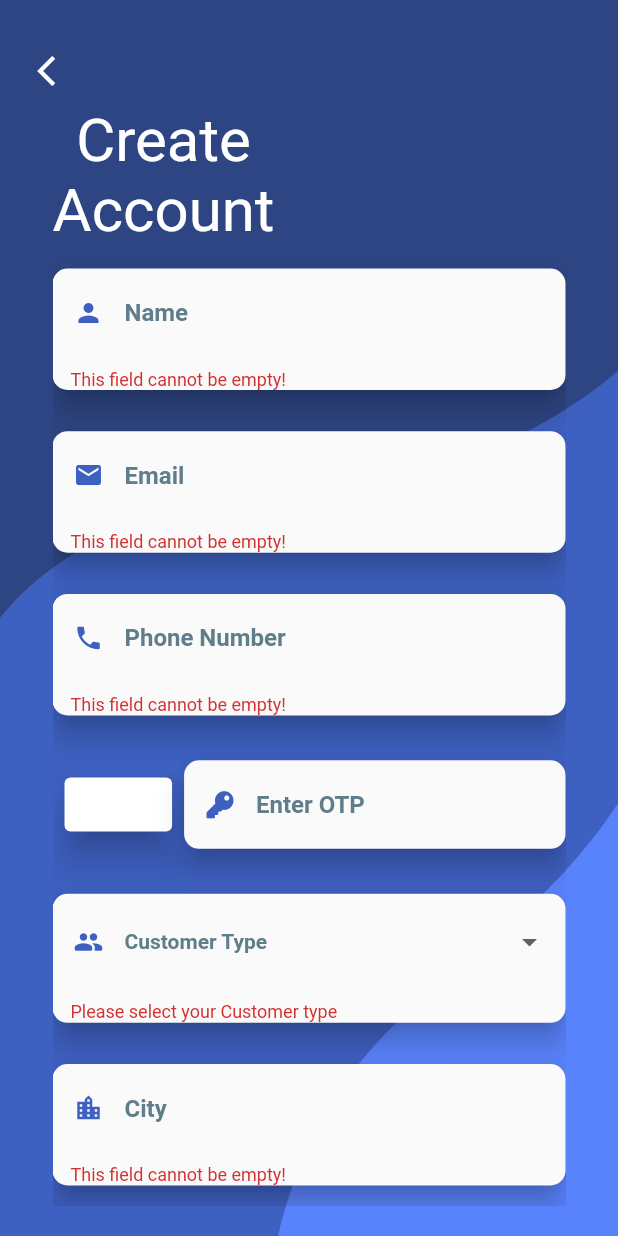
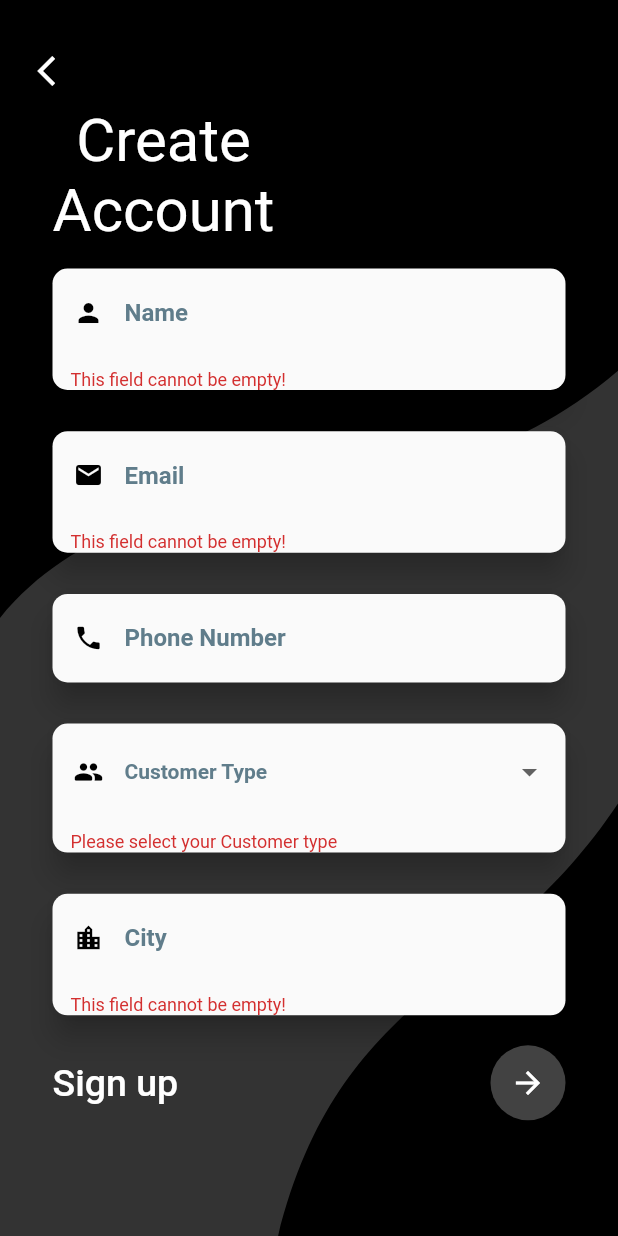
Before and after one commit to vaibhavpallod/App, a Flutter app: the SignUp screen opened directly, after a tap on the "arrow forward" icon, on a phone screen of 412 x 824 dp. Run offline on Flutter 3.47's test engine with Material 2 defaults, Android fonts, the light colour scheme and no system bars; our stand-ins replace cloud_firestore, country_code_picker, firebase_auth, firebase_core, firebase_database, flutter_otp_text_field and 12 more; missing offline and left inert: android_intent; accounts and stored records are empty; network calls fail; Roboto replaces fonts that are missing (MontserratMed, MontserratSemi); statements that could not run were skipped.

Commit message:
Login details saved in realtime and state is saved with securestorage

```diff
--- a/uber_hacktag_group_booking/lib/Enter/signup.dart
+++ b/uber_hacktag_group_booking/lib/Enter/signup.dart
@@ -1,13 +1,14 @@
 import 'package:cloud_firestore/cloud_firestore.dart';
 import 'package:firebase_auth/firebase_auth.dart';
+import 'package:firebase_database/firebase_database.dart';
 import 'package:flutter/cupertino.dart';
 import 'package:flutter/material.dart';
 import 'package:flutter/services.dart';
 import 'package:flutter_secure_storage/flutter_secure_storage.dart';
 import 'package:fluttertoast/fluttertoast.dart';
-import 'package:font_awesome_flutter/font_awesome_flutter.dart';
 import 'package:geocoding/geocoding.dart';
 import 'package:geolocator/geolocator.dart';
+import 'package:uber_hacktag_group_booking/Enter/login.dart';
 import 'package:uuid/uuid.dart';
 
 import '../konstants/ResponsiveWidget.dart';
@@ -16,28 +17,38 @@
 import '../pages/MainHomePage.dart';
 
 class SignUp extends StatefulWidget {
+  String mob_number;
+  FirebaseAuth auth;
+
+  SignUp({this.mob_number, this.auth});
+
   @override
   _SignUpState createState() => _SignUpState();
 }
 
 class _SignUpState extends State<SignUp> {
   final _formKey = GlobalKey<FormState>();
-  String mail, password, password1, name, phoneNumber, verificationId;
+  String mail, name;
   bool load = false;
   bool _obscureText = true;
-  bool _obscureText1 = true;
   FirebaseFirestore firestore = FirebaseFirestore.instance;
-  CollectionReference alluserscol =
-      FirebaseFirestore.instance.collection('allusers');
-  CollectionReference driversCol =
-      FirebaseFirestore.instance.collection('driver');
-  CollectionReference userscol = FirebaseFirestore.instance.collection('users');
 
+  // CollectionReference alluserscol =
+  //     FirebaseFirestore.instance.collection('allusers');
+  // CollectionReference driversCol =
+  //     FirebaseFirestore.instance.collection('driver');
+  // CollectionReference userscol = FirebaseFirestore.instance.collection('users');
+  DatabaseReference allUsersDatabaseReference =
+      FirebaseDatabase.instance.ref().child('allusers');
+  DatabaseReference driversDatabaseReference =
+      FirebaseDatabase.instance.ref().child('drivers');
+  DatabaseReference usersDatabaseReference =
+      FirebaseDatabase.instance.ref().child('users');
+
+  TextEditingController phoneController = TextEditingController();
   TextEditingController nameController = TextEditingController();
   TextEditingController emailController = TextEditingController();
-  TextEditingController phoneController = TextEditingController();
   TextEditingController cityController = TextEditingController();
-  TextEditingController otpCode = TextEditingController();
   final _dropdownFormKey = GlobalKey<FormState>();
   final storage = const FlutterSecureStorage();
 
@@ -62,6 +73,12 @@
     setState(() {
       _obscureText = !_obscureText;
     });
+  }
+
+  @override
+  void initState() {
+    super.initState();
+    phoneController.text = widget.mob_number;
   }
 
   getUserLocation() async {
@@ -131,23 +148,26 @@
     }
   }
 
-  Future<bool> createUser(AuthCredential credential) async {
+  Future<bool> createUser() async {
     try {
       print("SIGNUP: Creating user and storing it in firestore");
       // UserCredential userCredential = await FirebaseAuth.instance
       //     .createUserWithEmailAndPassword(email: mail, password: password);
-      var result = await _auth.signInWithCredential(credential);
-      String uid = result.user.uid; //userCredential.user.uid;
+      // var result = await _auth.signInWithCredential(credential);
+      String uid = widget
+          .auth.currentUser.uid; //result.user.uid; //userCredential.user.uid;
       Map<String, dynamic> user;
       var uuid = const Uuid();
       var randId = uuid.v1();
       // var uuidStr = uuid.toString().substring(0,8);
+      name = nameController.text;
+      mail =emailController.text;
       if (_currentSelectedCustomerType == "Driver") {
         user = {
           'id': randId.substring(0, 8),
           'email': mail,
           'name': name,
-          'phone': phoneNumber,
+          'phone': widget.mob_number,
           'city': city,
           'uid': uid,
         };
@@ -156,25 +176,27 @@
           'id': randId.substring(0, 8),
           'email': mail,
           'name': name,
-          'phone': phoneNumber,
+          'phone': widget.mob_number,
           'city': city,
           'uid': uid,
         };
       }
       print(user);
-      alluserscol
-          .doc(uid)
+      allUsersDatabaseReference
+          .child(uid)
           .set(user)
           .then((value) => {
                 if (_currentSelectedCustomerType == "driver")
-                  {driversCol.doc(uid).set(user)}
+                  {driversDatabaseReference.child(uid).set(user)}
                 else
-                  {userscol.doc(uid).set(user)}
+                  {usersDatabaseReference.child(uid).set(user)}
               })
           .whenComplete(() async => {
+                await storage.write(key: 'loginstate', value: 'true'),
                 setState(() {
                   load = false;
                 }),
+                // await FlutterSecureStorage
                 Fluttertoast.showToast(msg: 'Signed Up Successfully'),
                 Navigator.pushAndRemoveUntil(
                     context,
@@ -186,31 +208,60 @@
               })
           .catchError((onError) {
         print("SIGNUP: " + onError.toString());
-        // showMessage(onError.toString());
         setState(() {
           load = false;
         });
         Fluttertoast.showToast(msg: onError.toString());
-      }); //.whenComplete(() => {});
+      });
+      // alluserscol
+      //     .doc(uid)
+      //     .set(user)
+      //     .then((value) => {
+      //           if (_currentSelectedCustomerType == "driver")
+      //             {driversCol.doc(uid).set(user)}
+      //           else
+      //             {userscol.doc(uid).set(user)}
+      //         })
+      //     .whenComplete(() async => {
+      //           setState(() {
+      //             load = false;
+      //           }),
+      //           Fluttertoast.showToast(msg: 'Signed Up Successfully'),
+      //           Navigator.pushAndRemoveUntil(
+      //               context,
+      //               MaterialPageRoute(
+      //                   builder: (BuildContext context) => MainHomePage()),
+      //               (route) => false),
+      //           await storage.write(
+      //               key: 'customerType', value: _currentSelectedCustomerType),
+      //         })
+      //     .catchError((onError) {
+      //   print("SIGNUP: " + onError.toString());
+      //   // showMessage(onError.toString());
+      //   setState(() {
+      //     load = false;
+      //   });
+      //   Fluttertoast.showToast(msg: onError.toString());
+      // }); //.whenComplete(() => {});
     } catch (e) {
-      setState(() {
-        load = false;
-      });
-      if (e.toString().toLowerCase().contains('weak_password')) {
-        Fluttertoast.showToast(msg: 'The password provided is too weak.');
-      } else if (e.toString().toLowerCase().contains('email_already_in_use')) {
-        setState(() {
-          load = false;
-        });
-        Fluttertoast.showToast(
-            msg: 'The account already exists for that email.');
-      } else {
+      // setState(() {
+      //   load = false;
+      // });
+      // if (e.toString().toLowerCase().contains('weak_password')) {
+      //   Fluttertoast.showToast(msg: 'The password provided is too weak.');
+      // } else if (e.toString().toLowerCase().contains('email_already_in_use')) {
+      //   setState(() {
+      //     load = false;
+      //   });
+      //   Fluttertoast.showToast(
+      //       msg: 'The account already exists for that email.');
+      // } else {
       setState(() {
         load = false;
       });
       print('SIGNUP: error ' + e.toString());
       Fluttertoast.showToast(msg: 'Try again in sometime' + e.toString());
-      }
+      // }
       return false;
     }
 
@@ -255,7 +306,6 @@
                                           _getHeader(),
                                           _getTextFields(),
                                           _getSignIn(),
-                                          _getBottomRow(context),
                                         ],
                                       ),
                                     ),
@@ -297,16 +347,23 @@
   }
 
   _getBackBtn() {
-    return const Positioned(
+    return Positioned(
       top: 35,
       left: 25,
+      child: GestureDetector(
+        onTap: () {
+          Navigator.of(context).pushReplacement(
+              MaterialPageRoute(builder: (context) => Login()));
+        },
         child: Icon(
           Icons.arrow_back_ios,
           color: Colors.white,
         ),
+      ),
     );
   }
 
+/*
   _getBottomRow(context) {
     return Row(
       mainAxisAlignment: MainAxisAlignment.spaceBetween,
@@ -336,6 +393,7 @@
       ],
     );
   }
+*/
 
   _getSignIn() {
     return Row(
@@ -352,20 +410,16 @@
         ),
         InkWell(
           onTap: () async {
-            if (_formKey.currentState.validate()) {
-              _formKey.currentState.save();
             setState(() {
               load = true;
             });
             // FirebaseService service = new FirebaseService();
             if (_formKey.currentState.validate()) {
+              await createUser();
+            }else{
               setState(() {
-                  load = true;
+                load = false;
               });
-                await _verifyOTP(verificationId, smsCode);
-                // await phoneSignIn(phoneNumber.toString());
-              }
-              // await createUser();
             }
           },
           child: Padding(
@@ -416,7 +470,7 @@
             },
             onSaved: (val) => name = val,
             keyboardType: TextInputType.text,
-            cursorColor: const Color(0xff3e60c1),
+            cursorColor: const Color(0xff000000),
             style: const TextStyle(
               fontFamily: 'MontserratMed',
               color: Colors.black,
@@ -424,7 +478,7 @@
             ),
             decoration: InputDecoration(
               prefixIcon:
-                  const Icon(Icons.person, color: Color(0xff3e60c1), size: 20),
+                  const Icon(Icons.person, color: Color(0xff000000), size: 20),
               hintText: "Name",
               hintStyle: const TextStyle(
                 fontFamily: 'MontserratMed',
@@ -458,7 +512,7 @@
             onSaved: (val) => mail = val,
             controller: emailController,
             keyboardType: TextInputType.emailAddress,
-            cursorColor: const Color(0xff3e60c1),
+            cursorColor: const Color(0xff000000),
             style: const TextStyle(
               fontFamily: 'MontserratMed',
               color: Colors.black,
@@ -471,7 +525,7 @@
                 fontWeight: FontWeight.bold,
               ),
               prefixIcon:
-                  const Icon(Icons.email, color: Color(0xff3e60c1), size: 20),
+                  const Icon(Icons.email, color: Color(0xff000000), size: 20),
               hintText: "Email",
               border: OutlineInputBorder(
                   borderRadius: BorderRadius.circular(30.0),
@@ -489,18 +543,20 @@
           borderRadius: BorderRadius.circular(10.0),
           elevation: _large ? 12 : (_medium ? 10 : 8),
           child: TextFormField(
-            validator: (val) {
-              if (val.isEmpty) {
-                return 'This field cannot be empty!';
-              } else if (val.trim().length < 10) {
-                return 'Enter a valid phone number!';
-              }
-              return null;
-            },
+            enabled: false,
+            readOnly: true,
+            // validator: (val) {
+            //   if (val.isEmpty) {
+            //     return 'This field cannot be empty!';
+            //   } else if (val.trim().length < 10) {
+            //     return 'Enter a valid phone number!';
+            //   }
+            //   return null;
+            // },
             // onSaved: (val) => phoneNumber = val,
             controller: phoneController,
             keyboardType: TextInputType.phone,
-            cursorColor: const Color(0xff3e60c1),
+            cursorColor: const Color(0xff000000),
             decoration: InputDecoration(
               hintStyle: const TextStyle(
                 fontFamily: 'MontserratMed',
@@ -508,78 +564,26 @@
                 fontWeight: FontWeight.bold,
               ),
               prefixIcon:
-                  const Icon(Icons.phone, color: Color(0xff3e60c1), size: 20),
+                  const Icon(Icons.phone, color: Color(0xff000000), size: 20),
               hintText: "Phone Number",
               border: OutlineInputBorder(
                   borderRadius: BorderRadius.circular(30.0),
                   borderSide: BorderSide.none),
             ),
-            onChanged: (val) {
-              // setState(() {
-              //   print('SIGNUP: onchanged'+ val);
-              phoneNumber = val;
-              // });
-            },
+
+            // onChanged: (val) {
+            //   // setState(() {
+            //   //   print('SIGNUP: onchanged'+ val);
+            //   widget.mob_number = val;
+            //   // });
+            // },
+
             style: const TextStyle(
               fontFamily: 'MontserratMed',
               color: Colors.black,
               fontWeight: FontWeight.bold,
             ),
           ),
-        ),
-        SizedBox(height: _height / 30.0),
-        Row(
-          mainAxisSize: MainAxisSize.min,
-          children: [
-            Padding(
-              padding: const EdgeInsets.all(8.0),
-              child: ElevatedButton(
-                onPressed: () => {
-                  phoneSignIn(phoneNumber.toString()),
-                },
-                style: ButtonStyle(
-                  elevation: MaterialStateProperty.all(10.0),
-                  backgroundColor: MaterialStateProperty.all(Colors.white),
-                  padding: MaterialStateProperty.all(
-                      EdgeInsets.symmetric(horizontal: 10.0)),
-                ),
-                child: Text('Get OTP'),
-              ),
-            ),
-            Expanded(
-              child: Material(
-                borderRadius: BorderRadius.circular(10.0),
-                elevation: _large ? 12 : (_medium ? 10 : 8),
-                child: TextFormField(
-                  keyboardType: TextInputType.number,
-                  controller: otpCode,
-                  obscureText: true,
-                  cursorColor: const Color(0xff3e60c1),
-                  decoration: InputDecoration(
-                    hintStyle: const TextStyle(
-                      fontFamily: 'MontserratMed',
-                      color: Colors.blueGrey,
-                      fontWeight: FontWeight.bold,
-                    ),
-                    prefixIcon: const Icon(FontAwesomeIcons.key,
-                        color: Color(0xff3e60c1), size: 18),
-                    hintText: "Enter OTP",
-                    border: OutlineInputBorder(
-                        borderRadius: BorderRadius.circular(30.0),
-                        borderSide: BorderSide.none),
-                  ),
-                  onChanged: (val) {
-                    smsCode = val;
-                  },
-                  style: const TextStyle(
-                    fontFamily: 'MontserratMed',
-                    color: Colors.black,
-                    fontWeight: FontWeight.bold,
-                  ),
-                ),
-              ),
-            ),
-          ],
         ),
         SizedBox(height: _height / 30.0),
         Material(
@@ -611,7 +615,7 @@
                 fontWeight: FontWeight.bold,
               ),
               prefixIcon: const Icon(Icons.people_rounded,
-                  color: Color(0xff3e60c1), size: 20),
+                  color: Color(0xff000000), size: 20),
               hintText: "Customer Type",
               border: OutlineInputBorder(
                   borderRadius: BorderRadius.circular(30.0),
@@ -641,7 +645,7 @@
             onSaved: (val) => city = val,
             controller: cityController,
             keyboardType: TextInputType.phone,
-            cursorColor: const Color(0xff3e60c1),
+            cursorColor: const Color(0xff000000),
             decoration: InputDecoration(
               hintStyle: const TextStyle(
                 fontFamily: 'MontserratMed',
@@ -649,7 +653,7 @@
                 fontWeight: FontWeight.bold,
               ),
               prefixIcon: const Icon(Icons.location_city,
-                  color: Color(0xff3e60c1), size: 20),
+                  color: Color(0xff000000), size: 20),
               hintText: "City",
               border: OutlineInputBorder(
                   borderRadius: BorderRadius.circular(30.0),
@@ -686,7 +690,7 @@
     );
   }
 
-  Future<void> phoneSignIn(String phoneNumber) async {
+  /* Future<void> phoneSignIn(String phoneNumber) async {
     // await _auth.phone
     print("SIGNUP: " + '+91 ' + phoneNumber.toString());
     await _auth.verifyPhoneNumber(
@@ -769,7 +773,7 @@
         MaterialPageRoute(builder: (BuildContext context) => MainHomePage()),
         (route) => false);
   }
-
+*/
   void showMessage(String errorMessage) {
     showDialog(
         context: context,
@@ -836,7 +840,7 @@
         sw * 0.6, sh * 0.05, sw * 0.27, sh * 0.01, sw * 0.18, sh * 0.12);
     yellowWave.quadraticBezierTo(sw * 0.12, sh * 0.2, 0, sh * 0.2);
     yellowWave.close();
-    paint.color = const Color(0xff3e60c1);
+    paint.color = const Color(0xff000000);
     canvas.drawPath(yellowWave, paint);
 
     Path yellowWaveBottom = Path();
@@ -846,7 +850,7 @@
     yellowWaveBottom.quadraticBezierTo(sw * 0.88, sh * 0.8, sw, sh * 0.8);
     yellowWaveBottom.lineTo(sw, sh);
     yellowWaveBottom.close();
-    paint.color = const Color(0xff3e60c1);
+    paint.color = const Color(0xff000000);
     canvas.drawPath(yellowWaveBottom, paint);
   }
 
@@ -865,7 +869,7 @@
 
     Path mainBackground = Path();
     mainBackground.addRect(Rect.fromLTRB(0, 0, sw, sh));
-    paint.color = const Color(0xff5983fc);
+    paint.color = const Color(0xff000000);
     canvas.drawPath(mainBackground, paint);
 
     Path blueWave = Path();
@@ -874,7 +878,7 @@
     blueWave.cubicTo(sw * 0.8, sh * 0.8, sw * 0.55, sh * 0.8, sw * 0.45, sh);
     blueWave.lineTo(0, sh);
     blueWave.close();
-    paint.color = const Color(0xff3e60c1);
+    paint.color = const Color(0x33ffffff);
     // paint.color = Colors.orange;
     canvas.drawPath(blueWave, paint);
 
@@ -884,7 +888,7 @@
     greyWave.cubicTo(sw * 0.65, sh * 0.45, sw * 0.25, sh * 0.35, 0, sh * 0.5);
     greyWave.close();
     // paint.color = Colors.grey.shade800;
-    paint.color = const Color(0xff2e4583);
+    paint.color = const Color(0xff000000);
     canvas.drawPath(greyWave, paint);
   }
 
```
Also changed, not shown: uber_hacktag_group_booking/lib/Enter/login.dart (+39 -38 lines), uber_hacktag_group_booking/lib/Enter/otp.dart (+82 -29 lines), uber_hacktag_group_booking/lib/main.dart (+30 -12 lines). Lines whose indentation alone changed are shown as unchanged.
